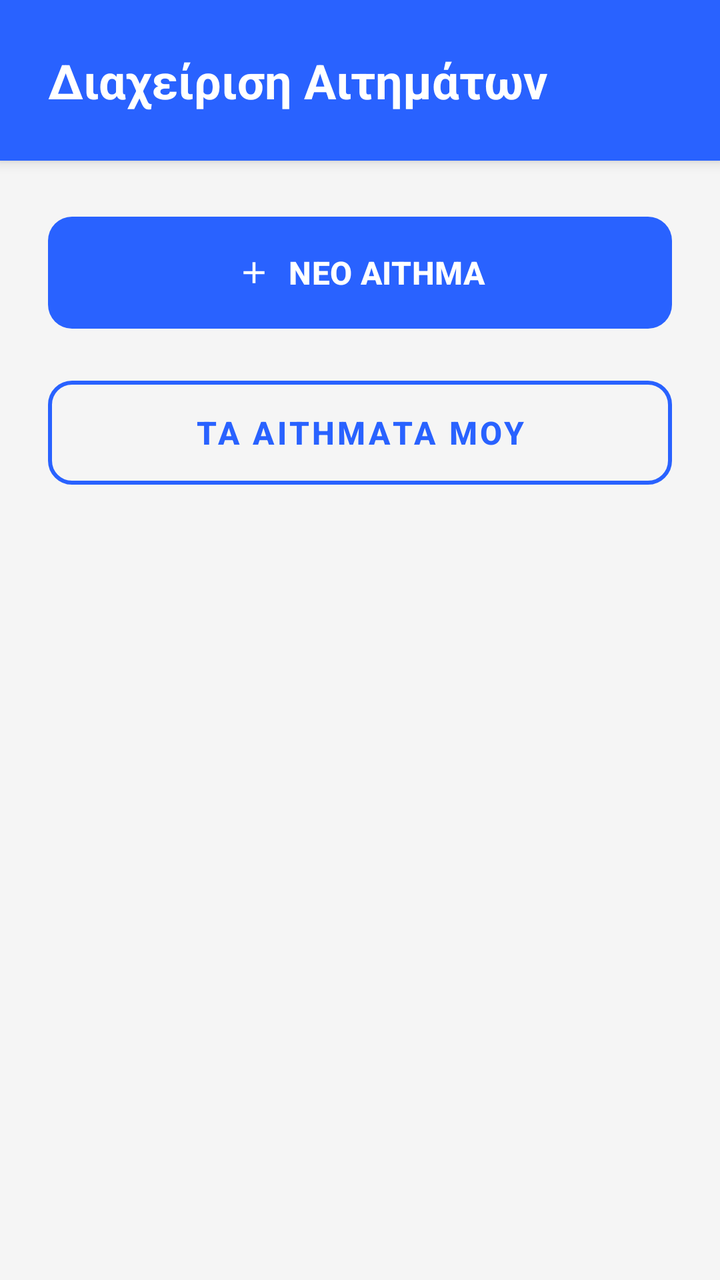
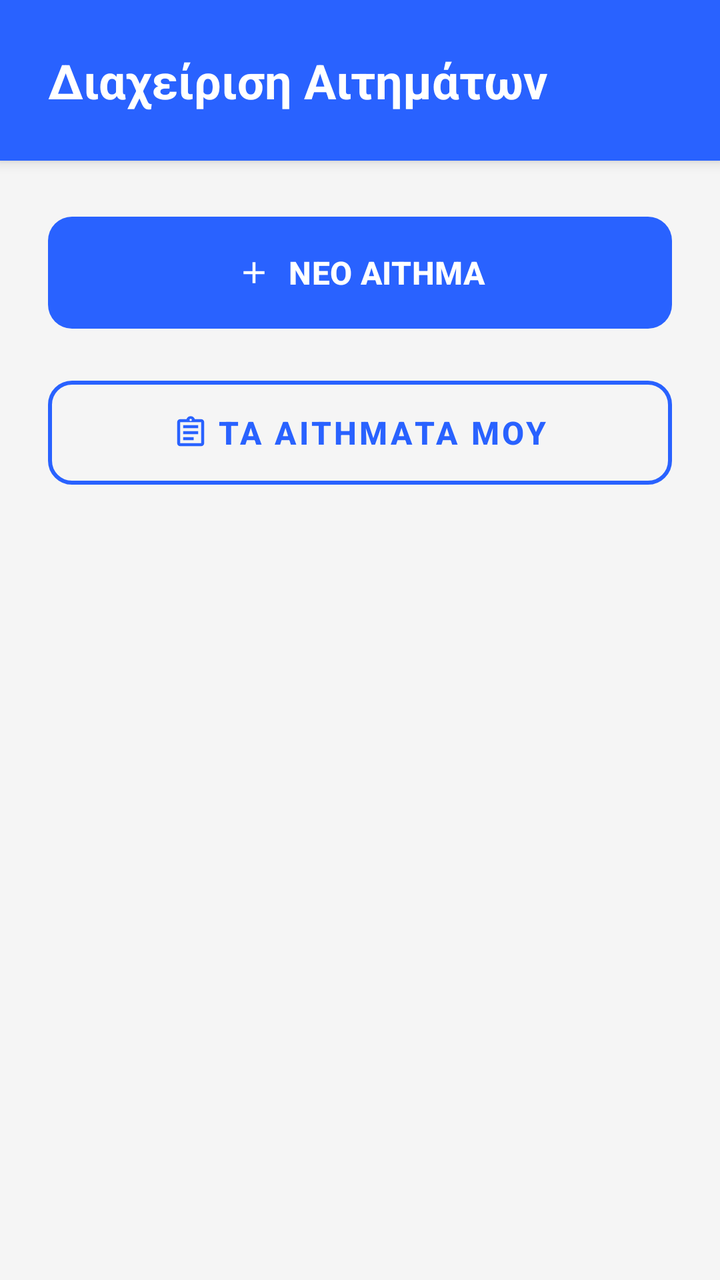

An Android layout rendered at two revisions. The XML below is the earlier revision; the diff shows what the commit changed to produce the second picture.
<!-- AndroidManifest.xml: application theme Theme.Team21 -->
<!-- res/layout/activity_requests.xml -->
<?xml version="1.0" encoding="utf-8"?>
<androidx.constraintlayout.widget.ConstraintLayout
    xmlns:android="http://schemas.android.com/apk/res/android"
    xmlns:app="http://schemas.android.com/apk/res-auto"
    android:id="@+id/main"
    android:layout_width="match_parent"
    android:layout_height="match_parent"
    android:background="?android:attr/windowBackground">

    <LinearLayout
        android:id="@+id/headerLayout"
        android:layout_width="match_parent"
        android:layout_height="wrap_content"
        android:background="?attr/colorPrimary"
        android:elevation="4dp"
        android:orientation="vertical"
        android:padding="24dp"
        app:layout_constraintTop_toTopOf="parent">

        <TextView
            android:layout_width="match_parent"
            android:layout_height="wrap_content"
            android:text="Διαχείριση Αιτημάτων"
            android:textColor="?attr/colorOnPrimary"
            android:textSize="24sp"
            android:textStyle="bold" />
    </LinearLayout>

    <LinearLayout
        android:layout_width="match_parent"
        android:layout_height="wrap_content"
        android:orientation="vertical"
        android:padding="24dp"
        app:layout_constraintTop_toBottomOf="@id/headerLayout">

        <com.google.android.material.button.MaterialButton
            android:id="@+id/btnAddRequest"
            android:layout_width="match_parent"
            android:layout_height="64dp"
            android:layout_marginBottom="16dp"
            android:text="ΝΕΟ ΑΙΤΗΜΑ"
            android:textSize="16sp"
            android:textStyle="bold"
            app:cornerRadius="12dp"
            app:icon="@drawable/ic_add"
            app:iconGravity="textStart" />

        <com.google.android.material.button.MaterialButton
            android:id="@+id/btnAdminReqs"
            style="@style/Widget.MaterialComponents.Button.OutlinedButton"
            android:layout_width="match_parent"
            android:layout_height="64dp"
            android:text="ΤΑ ΑΙΤΗΜΑΤΑ ΜΟΥ"
            android:textSize="16sp"
            android:textStyle="bold"
            app:cornerRadius="12dp"
            app:strokeColor="?attr/colorPrimary"
            app:strokeWidth="2dp" />
    </LinearLayout>

</androidx.constraintlayout.widget.ConstraintLayout>
<!-- resources referenced by this layout -->
<resources>
  <!-- drawable ic_add (drawable) -->
  <vector xmlns:android="http://schemas.android.com/apk/res/android"
      android:width="24dp"
      android:height="24dp"
      android:viewportWidth="960"
      android:viewportHeight="960"
      android:tint="?attr/colorControlNormal">
    <path
        android:fillColor="@android:color/white"
        android:pathData="M440,520L200,520L200,440L440,440L440,200L520,200L520,440L760,440L760,520L520,520L520,760L440,760L440,520Z"/>
  </vector>
  <style name="Theme.Team21" parent="Base.Theme.Team21" />
  <style name="Base.Theme.Team21" parent="Theme.Material3.DayNight.NoActionBar">
  
          
          <item name="android:windowBackground">@color/bg_light</item>
          <item name="colorSurface">@color/card_light</item>
          <item name="colorSurfaceVariant">@color/input_bg_light</item>
  
          
          <item name="colorOnSurface">@color/text_dark</item>
          <item name="colorOnSurfaceVariant">@color/text_muted_light</item>
  
          <item name="colorOnPrimary">@color/white</item>
  
          
          <item name="colorPrimary">@color/eshop_primary</item>
          <item name="colorSecondary">@color/eshop_accent</item>
  
          <item name="colorError">@color/error_red_light</item>
  
          
          <item name="android:statusBarColor">@color/bg_light</item>
          <item name="android:windowLightStatusBar">true</item>
  
          
          <item name="colorFilterActive">@color/filter_active_light</item>
          <item name="colorFilterUnselected">@color/filter_bg_unselected_light</item>
  
          
          <item name="colorMenuButton">@color/teal_menu_light</item>
      </style>
  <color name="bg_light">#F5F5F5</color>
  <color name="card_light">#FFFFFF</color>
  <color name="input_bg_light">#EBEBEB</color>
  <color name="text_dark">#212121</color>
  <color name="text_muted_light">#757575</color>
  <color name="white">#FFFFFFFF</color>
  <color name="eshop_primary">#2962FF</color>
  <color name="eshop_accent">#FF6D00</color>
  <color name="error_red_light">#D32F2F</color>
  <color name="filter_active_light">#2962FF</color>
  <color name="filter_bg_unselected_light">#E0E0E0</color>
  <color name="teal_menu_light">#009688</color>
</resources>

<!-- the commit's change to res/layout/activity_requests.xml (unified diff, before → after) -->
@@ -38,11 +38,14 @@
             android:layout_width="match_parent"
             android:layout_height="64dp"
             android:layout_marginBottom="16dp"
+            app:backgroundTint="?attr/colorPrimary"
             android:text="ΝΕΟ ΑΙΤΗΜΑ"
+            android:textColor="?attr/colorOnPrimary"
             android:textSize="16sp"
             android:textStyle="bold"
             app:cornerRadius="12dp"
             app:icon="@drawable/ic_add"
+            app:iconTint="?attr/colorOnPrimary"
             app:iconGravity="textStart" />
 
         <com.google.android.material.button.MaterialButton
@@ -51,9 +54,13 @@
             android:layout_width="match_parent"
             android:layout_height="64dp"
             android:text="ΤΑ ΑΙΤΗΜΑΤΑ ΜΟΥ"
+            android:textColor="?attr/colorPrimary"
             android:textSize="16sp"
             android:textStyle="bold"
             app:cornerRadius="12dp"
+            app:icon="@drawable/ic_assignment"
+            app:iconTint="?attr/colorPrimary"
+            app:iconGravity="textStart"
             app:strokeColor="?attr/colorPrimary"
             app:strokeWidth="2dp" />
     </LinearLayout>
<!-- resource entries referenced after the edit -->
@@ -10,6 +10,18 @@
     <path
         android:fillColor="@android:color/white"
         android:pathData="M440,520L200,520L200,440L440,440L440,200L520,200L520,440L760,440L760,520L520,520L520,760L440,760L440,520Z"/>
+  </vector>
+  <!-- drawable ic_assignment (drawable) -->
+  <vector xmlns:android="http://schemas.android.com/apk/res/android"
+      android:width="24dp"
+      android:height="24dp"
+      android:viewportWidth="960"
+      android:viewportHeight="960"
+      android:tint="?attr/colorControlNormal"
+      android:autoMirrored="true">
+    <path
+        android:fillColor="@android:color/white"
+        android:pathData="M200,840Q167,840 143.5,816.5Q120,793 120,760L120,200Q120,167 143.5,143.5Q167,120 200,120L368,120Q381,84 411.5,62Q442,40 480,40Q518,40 548.5,62Q579,84 592,120L760,120Q793,120 816.5,143.5Q840,167 840,200L840,760Q840,793 816.5,816.5Q793,840 760,840L200,840ZM200,760L760,760Q760,760 760,760Q760,760 760,760L760,200Q760,200 760,200Q760,200 760,200L200,200Q200,200 200,200Q200,200 200,200L200,760Q200,760 200,760Q200,760 200,760ZM280,680L560,680L560,600L280,600L280,680ZM280,520L680,520L680,440L280,440L280,520ZM280,360L680,360L680,280L280,280L280,360ZM501.5,161.5Q510,153 510,140Q510,127 501.5,118.5Q493,110 480,110Q467,110 458.5,118.5Q450,127 450,140Q450,153 458.5,161.5Q467,170 480,170Q493,170 501.5,161.5ZM200,760Q200,760 200,760Q200,760 200,760L200,200Q200,200 200,200Q200,200 200,200L200,200Q200,200 200,200Q200,200 200,200L200,760Q200,760 200,760Q200,760 200,760Z"/>
   </vector>
   <style name="Theme.Team21" parent="Base.Theme.Team21" />
   <style name="Base.Theme.Team21" parent="Theme.Material3.DayNight.NoActionBar">
